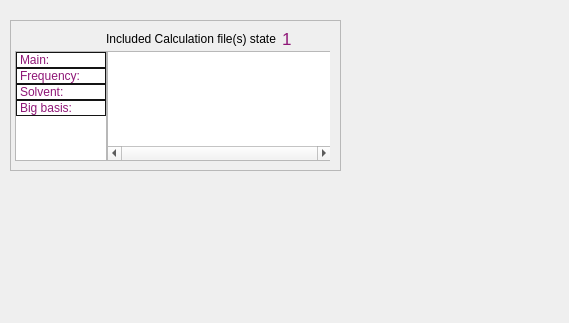
Above: src/main/python/UIs/AnalyseWindow.ui from isaksengeir/REACT before the change. Below: the same form after it.
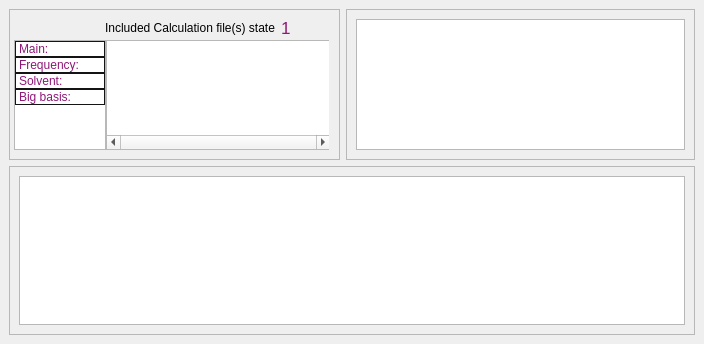
That is the form after the change. Icons and pictures are not drawn.

Patch:
```diff
--- a/src/main/python/UIs/AnalyseWindow.ui
+++ b/src/main/python/UIs/AnalyseWindow.ui
@@ -6,8 +6,8 @@
    <rect>
     <x>0</x>
     <y>0</y>
-    <width>569</width>
-    <height>323</height>
+    <width>704</width>
+    <height>344</height>
    </rect>
   </property>
   <property name="windowTitle">
@@ -20,15 +20,38 @@
    </size>
   </property>
   <widget class="QWidget" name="centralwidget">
+   <layout class="QVBoxLayout" name="verticalLayout">
+    <item>
+     <layout class="QGridLayout" name="gridLayout_3">
+      <item row="0" column="1">
+       <widget class="QFrame" name="frame_3">
+        <property name="minimumSize">
+         <size>
+          <width>331</width>
+          <height>151</height>
+         </size>
+        </property>
+        <property name="maximumSize">
+         <size>
+          <width>16777215</width>
+          <height>151</height>
+         </size>
+        </property>
+        <property name="frameShape">
+         <enum>QFrame::StyledPanel</enum>
+        </property>
+        <property name="frameShadow">
+         <enum>QFrame::Raised</enum>
+        </property>
+        <layout class="QVBoxLayout" name="verticalLayout_2">
+         <item>
+          <widget class="QListWidget" name="list_absolute_val"/>
+         </item>
+        </layout>
+       </widget>
+      </item>
+      <item row="0" column="0">
    <widget class="QFrame" name="frame">
-    <property name="geometry">
-     <rect>
-      <x>10</x>
-      <y>20</y>
-      <width>331</width>
-      <height>151</height>
-     </rect>
-    </property>
     <property name="minimumSize">
      <size>
       <width>331</width>
@@ -76,7 +99,7 @@
     <property name="frameShadow">
      <enum>QFrame::Raised</enum>
     </property>
-    <widget class="QWidget" name="">
+        <widget class="QWidget" name="layoutWidget">
      <property name="geometry">
       <rect>
        <x>20</x>
@@ -155,7 +178,7 @@
       </item>
      </layout>
     </widget>
-    <widget class="QWidget" name="">
+        <widget class="QWidget" name="layoutWidget">
      <property name="geometry">
       <rect>
        <x>96</x>
@@ -342,6 +365,37 @@
      </widget>
     </widget>
    </widget>
+      </item>
+      <item row="1" column="0" colspan="2">
+       <widget class="QFrame" name="frame_2">
+        <property name="minimumSize">
+         <size>
+          <width>671</width>
+          <height>151</height>
+         </size>
+        </property>
+        <property name="maximumSize">
+         <size>
+          <width>16777215</width>
+          <height>16777215</height>
+         </size>
+        </property>
+        <property name="frameShape">
+         <enum>QFrame::StyledPanel</enum>
+        </property>
+        <property name="frameShadow">
+         <enum>QFrame::Raised</enum>
+        </property>
+        <layout class="QVBoxLayout" name="verticalLayout_3">
+         <item>
+          <widget class="QListWidget" name="list_relative_val"/>
+         </item>
+        </layout>
+       </widget>
+      </item>
+     </layout>
+    </item>
+   </layout>
   </widget>
  </widget>
  <resources>
```
Lines whose indentation alone changed are shown as unchanged.
